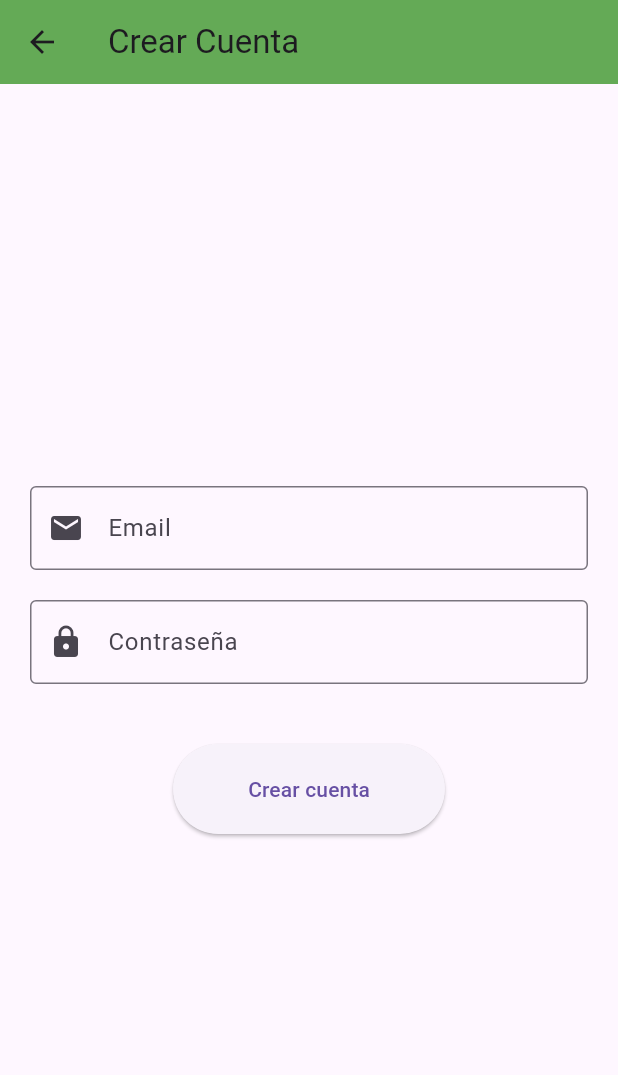
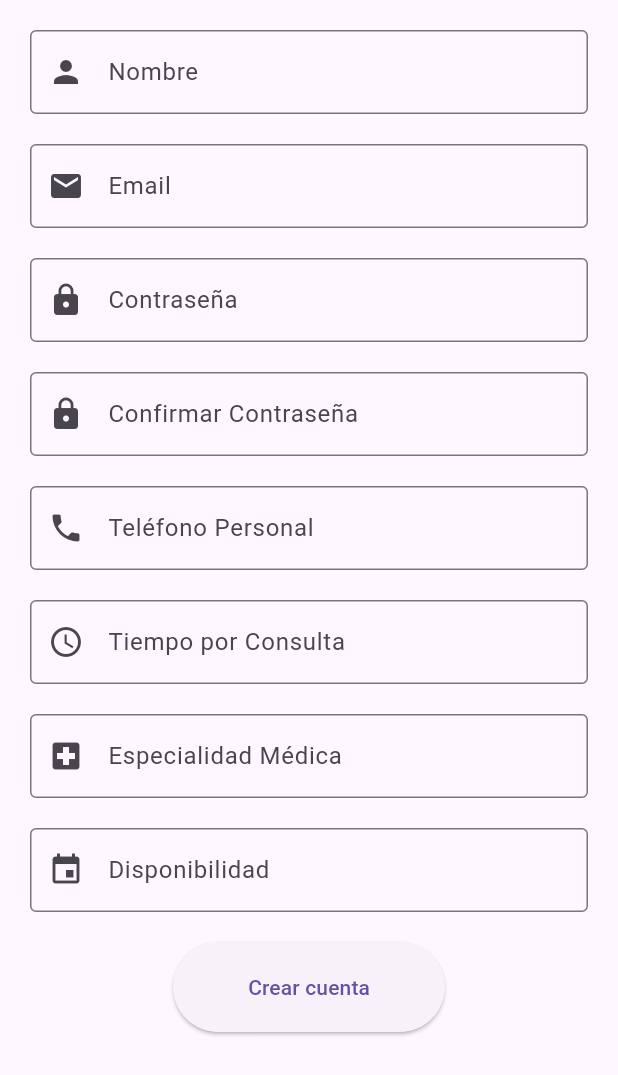
Before and after one commit to Brashan7u7/ConsultorioApp, a Flutter app: the CreateP screen opened by its route, on a phone screen of 412 x 824 dp. Shown: the top 1075 px of the screen. Run offline on Flutter 3.47's test engine with Material 3 defaults, Android fonts, the phone set to English and light mode, and no system bars; our stand-ins replace syncfusion_flutter_calendar.

Commit message:
Login terminado y crear cuenta falta diseño

```diff
--- a/lib/pages/createAccount_page.dart
+++ b/lib/pages/createAccount_page.dart
@@ -1,22 +1,27 @@
 import 'package:flutter/material.dart';
 
 class CreateP extends StatelessWidget {
-  const CreateP({super.key});
+  const CreateP({Key? key});
 
   @override
   Widget build(BuildContext context) {
     return Scaffold(
-      appBar: AppBar(
-        title: Text('Crear Cuenta'),
-        backgroundColor: Color.fromARGB(255, 100, 170, 86),
-      ),
       body: Padding(
-        padding:
-            EdgeInsets.all(20.0), // Agrega padding alrededor del formulario
-        child: Center(
+        padding: EdgeInsets.all(20.0),
+        child: SingleChildScrollView(
           child: Column(
             mainAxisAlignment: MainAxisAlignment.center,
             children: [
+
+              TextField(
+                decoration: InputDecoration(
+                  labelText: 'Nombre',
+                  border: OutlineInputBorder(),
+                  prefixIcon: Icon(Icons.person),
+                ),
+                onChanged: (value) {},
+              ),
+              SizedBox(height: 20),
               TextField(
                 decoration: InputDecoration(
                   labelText: 'Email',
@@ -26,8 +31,7 @@ class CreateP extends StatelessWidget {
                 keyboardType: TextInputType.emailAddress,
                 onChanged: (value) {},
               ),
-              SizedBox(height: 20), // Espacio entre los campos de texto
-
+              SizedBox(height: 20),
               TextField(
                 decoration: InputDecoration(
                   labelText: 'Contraseña',
@@ -37,14 +41,60 @@ class CreateP extends StatelessWidget {
                 obscureText: true,
                 onChanged: (value) {},
               ),
-              SizedBox(height: 40),
+              SizedBox(height: 20),
+              TextField(
+                decoration: InputDecoration(
+                  labelText: 'Confirmar Contraseña',
+                  border: OutlineInputBorder(),
+                  prefixIcon: Icon(Icons.lock),
+                ),
+                obscureText: true,
+                onChanged: (value) {},
+              ),
+              SizedBox(height: 20),
+              TextField(
+                decoration: InputDecoration(
+                  labelText: 'Teléfono Personal',
+                  border: OutlineInputBorder(),
+                  prefixIcon: Icon(Icons.phone),
+                ),
+                keyboardType: TextInputType.phone,
+                onChanged: (value) {},
+              ),
+              SizedBox(height: 20),
+              TextField(
+                decoration: InputDecoration(
+                  labelText: 'Tiempo por Consulta',
+                  border: OutlineInputBorder(),
+                  prefixIcon: Icon(Icons.access_time),
+                ),
+                keyboardType: TextInputType.number,
+                onChanged: (value) {},
+              ),
+              SizedBox(height: 20),
+              TextField(
+                decoration: InputDecoration(
+                  labelText: 'Especialidad Médica',
+                  border: OutlineInputBorder(),
+                  prefixIcon: Icon(Icons.local_hospital),
+                ),
+                onChanged: (value) {},
+              ),
+              SizedBox(height: 20),
+              TextField(
+                decoration: InputDecoration(
+                  labelText: 'Disponibilidad',
+                  border: OutlineInputBorder(),
+                  prefixIcon: Icon(Icons.event),
+                ),
+                onChanged: (value) {},
+              ),
+              SizedBox(height: 20),
               ElevatedButton(
                 style: ElevatedButton.styleFrom(
                   padding: EdgeInsets.symmetric(horizontal: 50, vertical: 20),
                 ),
-                onPressed: () {
-                  // Acción al presionar el botón
-                },
+                onPressed: () {},
                 child: Text('Crear cuenta'),
               ),
             ],
--- a/pubspec.yaml
+++ b/pubspec.yaml
@@ -32,7 +32,9 @@ dependencies:
     sdk: flutter
   table_calendar: ^3.0.2
   syncfusion_flutter_calendar: ^24.2.8
-
+  dash_chat:
+    git:
+      url: https://github.com/FlutterFlow/flutterflow_dash_chat.git
   # The following adds the Cupertino Icons font to your application.
   # Use with the CupertinoIcons class for iOS style icons.
   cupertino_icons: ^1.0.6
@@ -59,6 +61,7 @@ flutter:
 
   assets:
     - lib/images/usuario.png
+    - lib/images/usuario2.png
 
   # To add assets to your application, add an assets section, like this:
   # assets:
```
Also changed, not shown: lib/pages/login_page.dart (+21 -18 lines), pubspec.lock.
